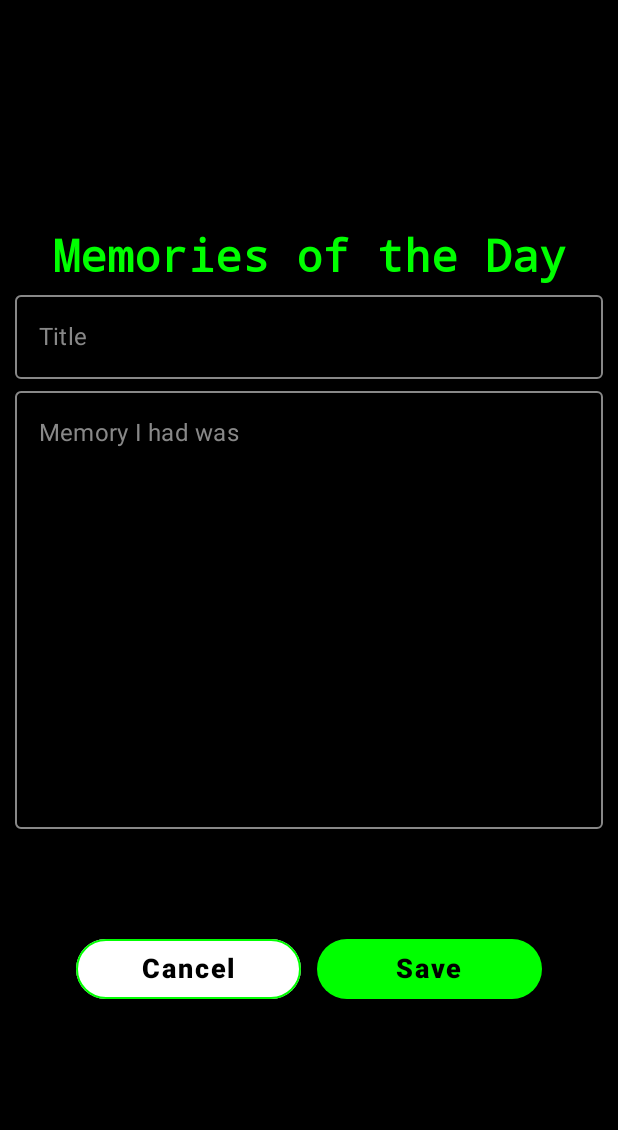
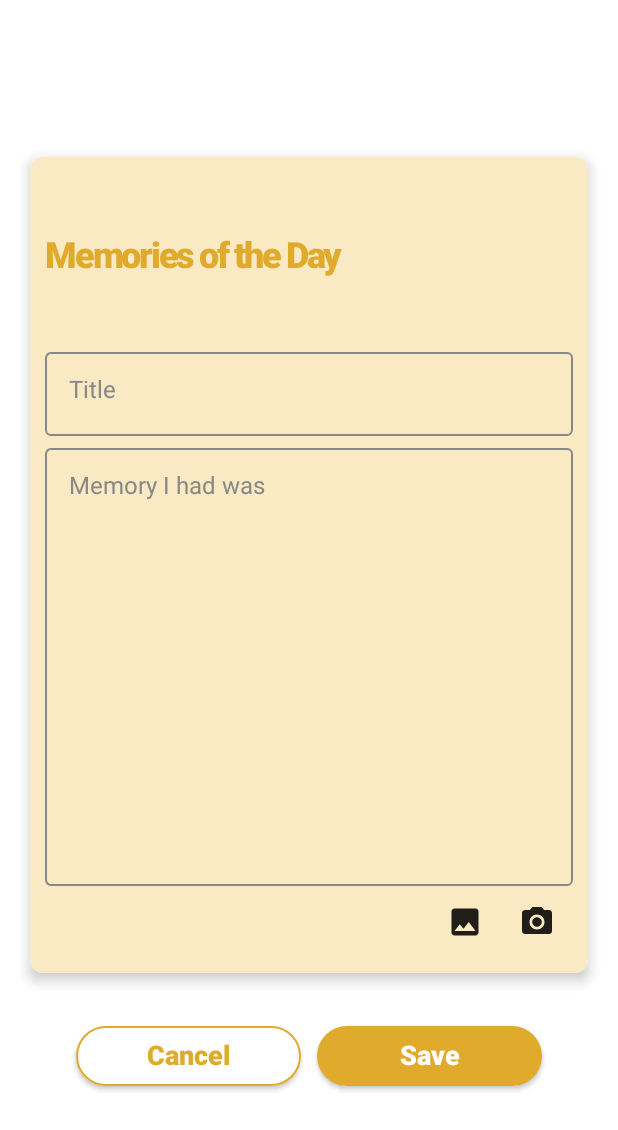
Before and after one commit to ADITHYA3399/MemoVerse, an Android app built with Jetpack Compose: the MainActivity screen opened directly, with no data from a screen before it, after a tap on "Add a note", on a phone screen of 412 x 824 dp. Shown: the top 1130 px of the screen. Run offline under Robolectric (Android 15) with nearby library versions, the phone set to English and light mode, and no system bars.

Commit message:
new changes

```diff
--- a/app/src/main/AndroidManifest.xml
+++ b/app/src/main/AndroidManifest.xml
@@ -12,9 +12,9 @@
         android:allowBackup="true"
         android:dataExtractionRules="@xml/data_extraction_rules"
         android:fullBackupContent="@xml/backup_rules"
-        android:icon="@mipmap/ic_launcher"
+        android:icon="@mipmap/icon"
         android:label="@string/app_name"
-        android:roundIcon="@mipmap/ic_launcher_round"
+        android:roundIcon="@mipmap/icon"
         android:supportsRtl="true"
         android:theme="@style/Theme.MemoVerse"
         tools:targetApi="31">
--- a/app/src/main/java/com/example/memoverse/MainActivity.kt
+++ b/app/src/main/java/com/example/memoverse/MainActivity.kt
@@ -6,39 +6,21 @@ import android.content.Intent
 import android.graphics.BitmapFactory
 import android.os.Bundle
 import android.widget.DatePicker
+import android.widget.ImageButton
 import android.widget.Toast
 import androidx.activity.ComponentActivity
 import androidx.activity.compose.setContent
 import androidx.compose.animation.AnimatedVisibility
 import androidx.compose.foundation.Image
 import androidx.compose.foundation.background
-import androidx.compose.foundation.layout.Arrangement
-import androidx.compose.foundation.layout.Box
-import androidx.compose.foundation.layout.Column
-import androidx.compose.foundation.layout.Row
-import androidx.compose.foundation.layout.Spacer
-import androidx.compose.foundation.layout.fillMaxSize
-import androidx.compose.foundation.layout.fillMaxWidth
-import androidx.compose.foundation.layout.height
-import androidx.compose.foundation.layout.padding
+import androidx.compose.foundation.layout.*
 import androidx.compose.foundation.lazy.LazyColumn
 import androidx.compose.foundation.lazy.items
 import androidx.compose.foundation.shape.RoundedCornerShape
-import androidx.compose.material.ButtonDefaults
-import androidx.compose.material.Card
-import androidx.compose.material.ExtendedFloatingActionButton
-import androidx.compose.material.FloatingActionButton
-import androidx.compose.material.Icon
-import androidx.compose.material.IconButton
-import androidx.compose.material.Scaffold
-import androidx.compose.material.Surface
-import androidx.compose.material.Text
-import androidx.compose.material.TextButton
-import androidx.compose.material.TopAppBar
+import androidx.compose.material.*
 import androidx.compose.material.icons.Icons
 import androidx.compose.material.icons.filled.Add
 import androidx.compose.material.icons.filled.Close
-import androidx.compose.material.rememberScaffoldState
 import androidx.compose.runtime.Composable
 import androidx.compose.runtime.getValue
 import androidx.compose.runtime.mutableStateListOf
@@ -58,8 +40,10 @@ import androidx.compose.ui.res.painterResource
 import androidx.compose.ui.text.TextStyle
 import androidx.compose.ui.text.style.TextAlign
 import androidx.compose.ui.tooling.preview.Preview
+import androidx.compose.ui.unit.IntOffset
 import androidx.compose.ui.unit.dp
 import androidx.compose.ui.unit.sp
+import androidx.compose.ui.window.Popup
 import com.example.memoverse.ui.theme.MemoVerseTheme
 import java.io.ByteArrayInputStream
 import java.util.Calendar
@@ -67,9 +51,11 @@ import java.util.Date
 
 
 private var DATE_ENTERED : String? = null
-private lateinit var SELECTED_DATE : String
+//private lateinit var SELECTED_DATE : String
+val SELECTED_DATE = mutableStateOf("")
 var ARRAY_NOTES by mutableStateOf(mutableStateListOf<Note>())
 private lateinit var note_database_helper : NoteDatabaseHelper
+private var datesending = ""
 
 class MainActivity : ComponentActivity() {
     private lateinit var databaseHelper: NoteDatabaseHelper
@@ -84,15 +70,18 @@ class MainActivity : ComponentActivity() {
                 // A surface container using the 'background' color from the theme
                 Surface(
                     modifier = Modifier.fillMaxSize(),
-                    color = colorResource(id = R.color.top2)
+                    color = Color.White
                 ) {
                     var mDate = remember { mutableStateOf("") }
                     val scaffoldState = rememberScaffoldState()
                     val scope = rememberCoroutineScope()
                     val context = LocalContext.current
 
+
+
                     Scaffold(
                         scaffoldState = scaffoldState,
+                        modifier = Modifier.background(Color.White),
                         floatingActionButton = {
                             Column (modifier = Modifier){
                                 addFab()
@@ -103,8 +92,8 @@ class MainActivity : ComponentActivity() {
                         },
                         topBar = {
                             TopAppBar(
-                                title = { Text(text = "MemoVerse") },
-                                backgroundColor = colorResource(id = R.color.top1)
+                                title = { Text(text = "MemoVerse", style = MaterialTheme.typography.body1, color = Color.White) },
+                                backgroundColor = colorResource(id = R.color.mainbg)
                             )
                         }
                     ) {
@@ -112,10 +101,10 @@ class MainActivity : ComponentActivity() {
                             verticalArrangement = Arrangement.Center,
                             modifier = Modifier
                                 .fillMaxSize()
-                                .background(color = Color.Black)) {
+                                .background(color = Color.White)) {
                             //Datepicking()
 
-                            var notesList : ArrayList<Note>? = note_database_helper.getNoteByDate("2023-07-02")
+                            var notesList : ArrayList<Note>? = note_database_helper.getNoteByDate("2023-07-04")
                             ARRAY_NOTES.clear()
                             if (notesList != null) {
                                 ARRAY_NOTES.addAll(notesList)
@@ -179,7 +168,7 @@ fun ExpandableFab(context: Context) {
                     onClick = {
 
                     },
-                    backgroundColor = colorResource(id = R.color.top3)
+                    backgroundColor = colorResource(id = R.color.mainbg)
                 )
 
                 ExtendedFloatingActionButton(
@@ -196,7 +185,7 @@ fun ExpandableFab(context: Context) {
                     onClick = {
 
                     },
-                    backgroundColor = colorResource(id = R.color.top3)
+                    backgroundColor = colorResource(id = R.color.mainbg)
                 )
             }
         }
@@ -219,18 +208,31 @@ fun ImageCard(
         elevation = 5.dp
     ){
         Box(modifier = Modifier
-            .height(200.dp)
-            .background(color = colorResource(id = R.color.top4))) {
+            .background(color = colorResource(id = R.color.bodybg))) {
             Column {
-                Text(title, style = TextStyle(color = Color.White, fontSize = 20.sp),modifier = Modifier.padding(5.dp))
-                Text(summary, style = TextStyle(color = Color.White, fontSize = 16.sp),modifier = Modifier.padding(5.dp))
+                Text(title, color = Color.Black,fontSize = 20.sp, style = MaterialTheme.typography.body1,modifier = Modifier.padding(5.dp))
+                Text(summary, color = Color.Black,fontSize = 15.sp, style = MaterialTheme.typography.body1,modifier = Modifier.padding(5.dp))
 
-                Image(bitmap = Image,
-                    contentDescription = "image",
-                    contentScale = ContentScale.FillWidth, modifier = Modifier
-                        .fillMaxSize()
-                        .padding(10.dp)
-                )
+                var popupControl by remember { mutableStateOf(false) }
+                Button(onClick = { popupControl = true },
+                    colors = ButtonDefaults.buttonColors(backgroundColor = colorResource(id = R.color.mainbg)),
+                    shape = RoundedCornerShape(20.dp)
+                ) {
+                    Text("Image", color = Color.White)
+                }
+
+                if (popupControl) {
+                    Popup(
+                        alignment = Alignment.CenterStart,
+                        offset = IntOffset(0, 700),
+                        onDismissRequest = { popupControl = false },
+                    ) {
+                        Image(bitmap = Image,
+                            contentDescription = "image"
+                        )
+                    }
+                }
+
             }
         }
     }
@@ -257,7 +259,7 @@ fun byteArrayToImageBitmap(byteArray: ByteArray): ImageBitmap? {
     return bitmap?.asImageBitmap()
 }
 
-var datesending = ""
+
 @Composable
 fun Datepicking(){
     val mContext = LocalContext.current
@@ -309,13 +311,13 @@ fun addFab(){
     val context = LocalContext.current
     ExtendedFloatingActionButton(
         text = {
-            Text(text = "Add a note", color = Color.Black)
+            Text(text = "Add a note", color = Color.White)
         },
         icon = {
             Icon(
                 painter = painterResource(id = R.drawable.ic_baseline_note_add_24),
                 contentDescription = "Navigate FAB",
-                tint = Color.Black,
+                tint = Color.White,
             )
         },
         onClick = {
@@ -324,7 +326,7 @@ fun addFab(){
             intent.putExtra("Datesending", currentDate)
             context.startActivity(intent)
         },
-        backgroundColor = colorResource(id = R.color.top3)
+        backgroundColor = colorResource(id = R.color.mainbg)
     )
 }
 
@@ -347,29 +349,32 @@ fun dateFab(){
     val mDatePickerDialog = DatePickerDialog(
         mContext,
         { _: DatePicker, mYear: Int, mMonth: Int, mDayOfMonth: Int ->
-            mDate.value = "$mYear-${mMonth+1}-$mDayOfMonth"
+            val formattedMonth = (mMonth + 1).toString().padStart(2, '0')
+            val formattedDay = mDayOfMonth.toString().padStart(2, '0')
+            mDate.value = "$mYear-$formattedMonth-$formattedDay"
+            //mDate.value = "$mYear-${mMonth+1}-$mDayOfMonth"
         }, mYear, mMonth, mDay
     )
 
-    SELECTED_DATE = mDate.toString()
+    SELECTED_DATE.value = mDate.toString()
     mDatePickerDialog.datePicker.maxDate = mCalendar.timeInMillis
 
     ExtendedFloatingActionButton(
         text = {
-            Text(text = "Select Date", color = Color.Black)
+            Text(text = "Select Date", color = Color.White)
         },
         icon = {
             Icon(
                 painter = painterResource(id = R.drawable.baseline_date_range_24),
                 contentDescription = "Navigate FAB",
-                tint = Color.Black,
+                tint = Color.White,
             )
         },
         onClick = {
             mDatePickerDialog.show()
-            updateNoteList(SELECTED_DATE)
+            updateNoteList(SELECTED_DATE.value)
         },
-        backgroundColor = colorResource(id = R.color.top3)
+        backgroundColor = colorResource(id = R.color.mainbg)
     )
 }
 
--- a/app/src/main/java/com/example/memoverse/NoteAdd.kt
+++ b/app/src/main/java/com/example/memoverse/NoteAdd.kt
@@ -26,8 +26,11 @@ import androidx.compose.ui.graphics.Color
 import androidx.compose.ui.graphics.ImageBitmap
 import androidx.compose.ui.graphics.asAndroidBitmap
 import androidx.compose.ui.graphics.asImageBitmap
+import androidx.compose.ui.layout.ContentScale
 import androidx.compose.ui.platform.LocalContext
+import androidx.compose.ui.res.colorResource
 import androidx.compose.ui.res.painterResource
+import androidx.compose.ui.text.TextStyle
 import androidx.compose.ui.text.font.FontFamily
 import androidx.compose.ui.text.font.FontWeight
 import androidx.compose.ui.text.input.KeyboardType
@@ -76,7 +79,7 @@ class NoteAdd : ComponentActivity() {
                         verticalArrangement = Arrangement.Center,
                         modifier = Modifier
                             .fillMaxSize()
-                            .background(color = Color.Black)
+                            .background(color = Color.White)
                     ) {
                         NoteAddScreen(context = this@NoteAdd, databaseHelper = databaseHelper)
                     }
@@ -214,25 +217,35 @@ class NoteAdd : ComponentActivity() {
             verticalArrangement = Arrangement.Center,
             modifier = Modifier.padding(10.dp)
         ) {
+            Card (
+                modifier = Modifier
+                    .fillMaxWidth()
+                    .padding(10.dp),
+                shape = RoundedCornerShape(9.dp),
+                elevation = 5.dp
+            ){
+                Box(modifier = Modifier
+                    .background(color = colorResource(id = R.color.bodybg)).padding(10.dp)) {
+                    Column {
                         Text(
-                fontSize = 30.sp,
+                            fontSize = 24.sp,
                             fontWeight = FontWeight.ExtraBold,
-                fontFamily = FontFamily.Monospace,
-                color = Color.Green,
+                            style = MaterialTheme.typography.h1,
+                            color = colorResource(id = R.color.mainbg),
                             text = "Memories of the Day"
                         )
 
                         OutlinedTextField(
                             value = title, onValueChange = { title = it },
-                label = { Text("Title") },
+                            label = { Text("Title", style = MaterialTheme.typography.body1) },
                             keyboardOptions = KeyboardOptions(keyboardType = KeyboardType.Text),
                             modifier = Modifier.fillMaxWidth(),
                             colors = TextFieldDefaults.outlinedTextFieldColors(
-                    focusedBorderColor = Color.White,
+                                focusedBorderColor = colorResource(id = R.color.mainbg),
                                 unfocusedBorderColor = Color.Gray,
-                    focusedLabelColor = Color.White,
+                                focusedLabelColor = colorResource(id = R.color.mainbg),
                                 unfocusedLabelColor = Color.Gray,
-                    textColor = Color.White
+                                textColor = Color.Black
                             )
 
                         )
@@ -240,17 +253,17 @@ class NoteAdd : ComponentActivity() {
 
                         OutlinedTextField(
                             value = summary, onValueChange = { summary = it },
-                label = { Text("Memory I had was") },
+                            label = { Text("Memory I had was", style = MaterialTheme.typography.body1) },
                             keyboardOptions = KeyboardOptions(keyboardType = KeyboardType.Text),
                             modifier = Modifier
                                 .fillMaxWidth()
                                 .height(300.dp),
                             colors = TextFieldDefaults.outlinedTextFieldColors(
-                    focusedBorderColor = Color.White,
+                                focusedBorderColor = colorResource(id = R.color.mainbg),
                                 unfocusedBorderColor = Color.Gray,
-                    focusedLabelColor = Color.White,
+                                focusedLabelColor = colorResource(id = R.color.mainbg),
                                 unfocusedLabelColor = Color.Gray,
-                    textColor = Color.White
+                                textColor = Color.Black
                             )
                         )
 
@@ -284,6 +297,10 @@ class NoteAdd : ComponentActivity() {
                             //Image(painter = painterResource(id = R.drawable.ic_baseline_mic_24), contentDescription = "audio", modifier = Modifier.padding(10.dp))
                             //Image(painter = painterResource(id = R.drawable.ic_baseline_videocam_24), contentDescription = "video", modifier = Modifier.padding(10.dp))
                         }
+                    }
+                }
+            }
+
 
             Spacer(modifier = Modifier.height(20.dp))
             Row(
@@ -295,7 +312,7 @@ class NoteAdd : ComponentActivity() {
                     onClick = {
                         context.startActivity(Intent(context, MainActivity::class.java))
                     },
-                    border = BorderStroke(1.dp, Color.Green),
+                    border = BorderStroke(1.dp, colorResource(id = R.color.mainbg)),
                     colors = ButtonDefaults.outlinedButtonColors(contentColor = Color.White),
                     shape = RoundedCornerShape(20.dp),
                     modifier = Modifier
@@ -305,9 +322,10 @@ class NoteAdd : ComponentActivity() {
                 ) {
                     Text(
                         text = "Cancel",
-                        color = Color.Black,
+                        color = colorResource(id = R.color.mainbg),
                         fontSize = 18.sp,
-                        fontWeight = FontWeight.ExtraBold
+                        fontWeight = FontWeight.ExtraBold,
+                        style = MaterialTheme.typography.body1
                     )
                 }
 
@@ -336,7 +354,7 @@ class NoteAdd : ComponentActivity() {
                             error = "Please fill all fields"
                         }
                     },
-                    colors = ButtonDefaults.buttonColors(backgroundColor = Color.Green),
+                    colors = ButtonDefaults.buttonColors(backgroundColor = colorResource(id = R.color.mainbg)),
                     shape = RoundedCornerShape(20.dp),
                     modifier = Modifier
                         .padding(5.dp)
@@ -345,9 +363,10 @@ class NoteAdd : ComponentActivity() {
                 ) {
                     Text(
                         text = "Save",
-                        color = Color.Black,
+                        color = Color.White,
                         fontSize = 18.sp,
-                        fontWeight = FontWeight.ExtraBold
+                        fontWeight = FontWeight.ExtraBold,
+                        style = MaterialTheme.typography.body1
                     )
                 }
 
--- a/app/src/main/res/drawable/baseline_camera_alt_24.xml
+++ b/app/src/main/res/drawable/baseline_camera_alt_24.xml
@@ -1,4 +1,4 @@
-<vector android:height="24dp" android:tint="#FFFFFF"
+<vector android:height="24dp" android:tint="#e0ab2c"
     android:viewportHeight="24" android:viewportWidth="24"
     android:width="24dp" xmlns:android="http://schemas.android.com/apk/res/android">
     <path android:fillColor="@android:color/white" android:pathData="M12,12m-3.2,0a3.2,3.2 0,1 1,6.4 0a3.2,3.2 0,1 1,-6.4 0"/>
--- a/app/src/main/res/drawable/baseline_date_range_24.xml
+++ b/app/src/main/res/drawable/baseline_date_range_24.xml
@@ -1,4 +1,4 @@
-<vector android:height="24dp" android:tint="#020202"
+<vector android:height="24dp" android:tint="#e0ab2c"
     android:viewportHeight="24" android:viewportWidth="24"
     android:width="24dp" xmlns:android="http://schemas.android.com/apk/res/android">
     <path android:fillColor="@android:color/white" android:pathData="M9,11L7,11v2h2v-2zM13,11h-2v2h2v-2zM17,11h-2v2h2v-2zM19,4h-1L18,2h-2v2L8,4L8,2L6,2v2L5,4c-1.11,0 -1.99,0.9 -1.99,2L3,20c0,1.1 0.89,2 2,2h14c1.1,0 2,-0.9 2,-2L21,6c0,-1.1 -0.9,-2 -2,-2zM19,20L5,20L5,9h14v11z"/>
--- a/app/src/main/res/drawable/ic_baseline_calendar_month_24.xml
+++ b/app/src/main/res/drawable/ic_baseline_calendar_month_24.xml
@@ -1,4 +1,4 @@
-<vector android:height="24dp" android:tint="#FFFFFF"
+<vector android:height="24dp" android:tint="#e0ab2c"
     android:viewportHeight="24" android:viewportWidth="24"
     android:width="24dp" xmlns:android="http://schemas.android.com/apk/res/android">
     <path android:fillColor="@android:color/white" android:pathData="M19,4h-1V2h-2v2H8V2H6v2H5C3.89,4 3.01,4.9 3.01,6L3,20c0,1.1 0.89,2 2,2h14c1.1,0 2,-0.9 2,-2V6C21,4.9 20.1,4 19,4zM19,20H5V10h14V20zM9,14H7v-2h2V14zM13,14h-2v-2h2V14zM17,14h-2v-2h2V14zM9,18H7v-2h2V18zM13,18h-2v-2h2V18zM17,18h-2v-2h2V18z"/>
--- a/app/src/main/res/drawable/ic_baseline_image_24.xml
+++ b/app/src/main/res/drawable/ic_baseline_image_24.xml
@@ -1,4 +1,4 @@
-<vector android:height="24dp" android:tint="#FFFFFF"
+<vector android:height="24dp" android:tint="#e0ab2c"
     android:viewportHeight="24" android:viewportWidth="24"
     android:width="24dp" xmlns:android="http://schemas.android.com/apk/res/android">
     <path android:fillColor="@android:color/white" android:pathData="M21,19V5c0,-1.1 -0.9,-2 -2,-2H5c-1.1,0 -2,0.9 -2,2v14c0,1.1 0.9,2 2,2h14c1.1,0 2,-0.9 2,-2zM8.5,13.5l2.5,3.01L14.5,12l4.5,6H5l3.5,-4.5z"/>
--- a/app/src/main/res/drawable/ic_baseline_keyboard_backspace_24.xml
+++ b/app/src/main/res/drawable/ic_baseline_keyboard_backspace_24.xml
@@ -1,5 +1,5 @@
 <vector android:autoMirrored="true" android:height="24dp"
-    android:tint="#000000" android:viewportHeight="24"
+    android:tint="#e0ab2c" android:viewportHeight="24"
     android:viewportWidth="24" android:width="24dp" xmlns:android="http://schemas.android.com/apk/res/android">
     <path android:fillColor="@android:color/white" android:pathData="M21,11H6.83l3.58,-3.59L9,6l-6,6 6,6 1.41,-1.41L6.83,13H21z"/>
 </vector>
--- a/app/src/main/res/drawable/ic_baseline_note_add_24.xml
+++ b/app/src/main/res/drawable/ic_baseline_note_add_24.xml
@@ -1,4 +1,4 @@
-<vector android:height="24dp" android:tint="#000000"
+<vector android:height="24dp" android:tint="#e0ab2c"
     android:viewportHeight="24" android:viewportWidth="24"
     android:width="24dp" xmlns:android="http://schemas.android.com/apk/res/android">
     <path android:fillColor="#FFFFFF" android:pathData="M14,2L6,2c-1.1,0 -1.99,0.9 -1.99,2L4,20c0,1.1 0.89,2 1.99,2L18,22c1.1,0 2,-0.9 2,-2L20,8l-6,-6zM16,16h-3v3h-2v-3L8,16v-2h3v-3h2v3h3v2zM13,9L13,3.5L18.5,9L13,9z"/>
--- a/app/src/main/res/values/colors.xml
+++ b/app/src/main/res/values/colors.xml
@@ -12,4 +12,6 @@
     <color name="top2">#17594A</color>
     <color name="top3">#8EAC50</color>
     <color name="top4">#1F6E8C</color>
+    <color name="mainbg">#e0ab2c</color>
+    <color name="bodybg">#FAEAC4</color>
 </resources>
--- a/app/src/main/res/values/strings.xml
+++ b/app/src/main/res/values/strings.xml
@@ -1,6 +1,6 @@
 <resources>
     <string name="app_name">MemoVerse</string>
-    <string name="title_activity_login">LoginActivity</string>
+    <string name="title_activity_login">MemoVerse</string>
     <string name="title_activity_register">RegisterActivity</string>
     <string name="title_activity_note_add">NoteAdd</string>
 </resources>
```
Also changed, not shown: app/src/main/java/com/example/memoverse/LoginActivity.kt (+57 -31 lines), app/src/main/java/com/example/memoverse/RegisterActivity.kt (+52 -32 lines), app/src/main/res/font/pontanosanbold.ttf (added), app/src/main/res/font/pontanosansregular.ttf (added), app/src/main/res/mipmap-xhdpi/icon.png (added). Lines whose indentation alone changed are shown as unchanged.
